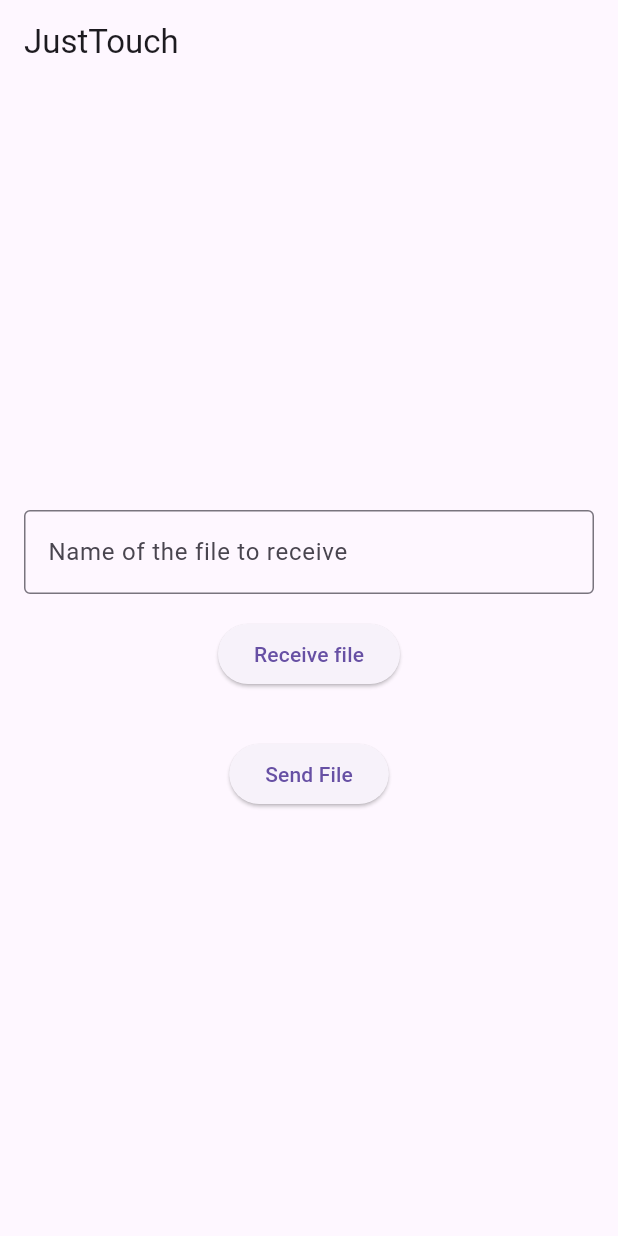
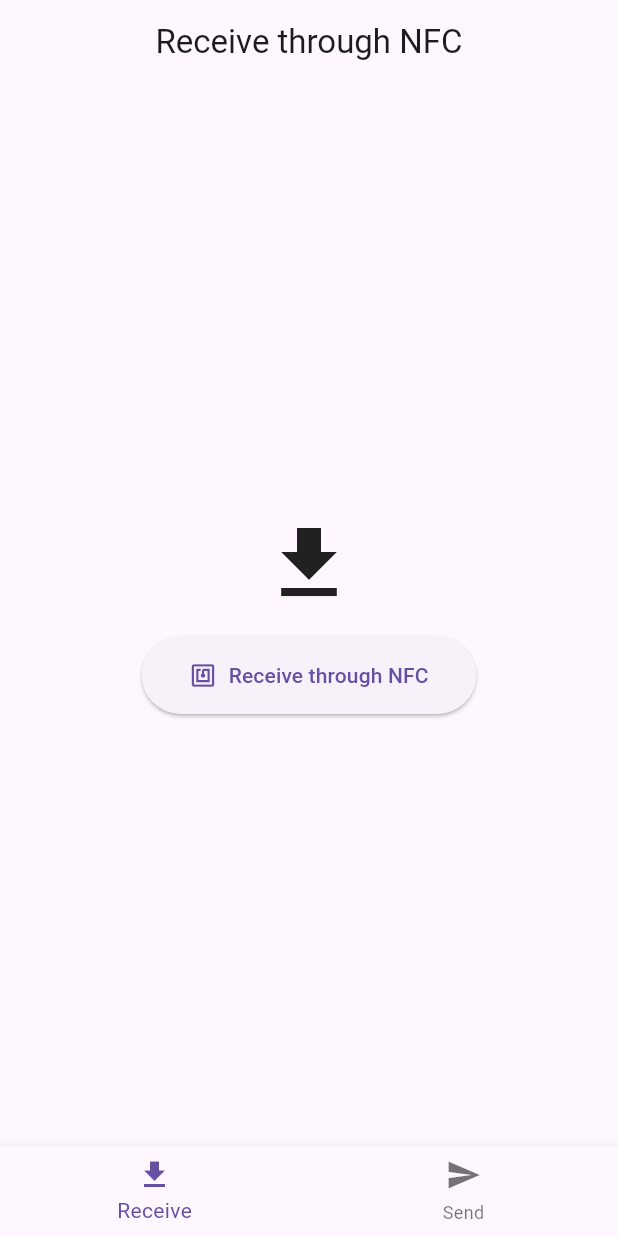
Before and after one commit to serplay/JustTouch, a Flutter app: the screen it shows after launch, on a phone screen of 412 x 824 dp. Run offline on Flutter 3.47's test engine with Material 3 defaults, Android fonts, the light colour scheme and no system bars; missing offline and left inert: flutter_nfc_kit, ndef.

Commit message:
Added new pages: ReceivePage i SendPage. Created NFC handling logic

```diff
--- a/lib/home_screen.dart
+++ /dev/null
@@ -1,70 +0,0 @@
-import 'package:flutter/material.dart';
-
-class HomeScreen extends StatefulWidget {
-  const HomeScreen({super.key});
-
-  @override
-  HomeScreenState createState() => HomeScreenState();
-}
-
-class HomeScreenState extends State<HomeScreen> {
-  String receivedFileName = '';
-  final TextEditingController _controller = TextEditingController();
-
-  @override
-  void dispose() {
-    _controller.dispose();
-    super.dispose();
-  }
-
-  void _receiveFile() {
-    setState(() {
-      receivedFileName = _controller.text;
-    });
-    // Tu można dodać logikę odbierania pliku
-    ScaffoldMessenger.of(context).showSnackBar(
-      SnackBar(content: Text('Received file: $receivedFileName')),
-    );
-  }
-
-  void _sendFile() {
-    // Tu można dodać logikę wysyłania pliku
-    ScaffoldMessenger.of(context).showSnackBar(
-      SnackBar(content: Text('File sent!')),
-    );
-  }
-
-  @override
-  Widget build(BuildContext context) {
-    return Scaffold(
-      appBar: AppBar(
-        title: Text('JustTouch'),
-      ),
-      body: Padding(
-        padding: const EdgeInsets.all(16.0),
-        child: Column(
-          mainAxisAlignment: MainAxisAlignment.center,
-          children: [
-            TextField(
-              controller: _controller,
-              decoration: InputDecoration(
-                labelText: 'Name of the file to receive',
-                border: OutlineInputBorder(),
-              ),
-            ),
-            SizedBox(height: 16),
-            ElevatedButton(
-              onPressed: _receiveFile,
-              child: Text('Receive file'),
-            ),
-            SizedBox(height: 32),
-            ElevatedButton(
-              onPressed: _sendFile,
-              child: Text('Send File'),
-            ),
-          ],
-        ),
-      ),
-    );
-  }
-}
--- a/lib/main.dart
+++ b/lib/main.dart
@@ -1,9 +1,72 @@
 import 'package:flutter/material.dart';
-import 'home_screen.dart';
+import 'receive_page.dart';
+import 'send_page.dart';
 
 void main() {
-  runApp(MaterialApp(
-    home: HomeScreen(),
-    debugShowCheckedModeBanner: false,
-  ));
+  runApp(const JustTouchApp());
 }
+
+class JustTouchApp extends StatelessWidget {
+  const JustTouchApp({super.key});
+
+  @override
+  Widget build(BuildContext context) {
+    return MaterialApp(
+      debugShowCheckedModeBanner: false,
+      home: const MainNavigation(),
+    );
+  }
+}
+
+class MainNavigation extends StatefulWidget {
+  const MainNavigation({super.key});
+
+  @override
+  State<MainNavigation> createState() => _MainNavigationState();
+}
+
+class _MainNavigationState extends State<MainNavigation> {
+  int _selectedIndex = 0;
+
+  static final List<Widget> _pages = <Widget>[
+    ReceivePage(),
+    SendPage(),
+  ];
+
+  void _onItemTapped(int index) {
+    setState(() {
+      _selectedIndex = index;
+    });
+  }
+
+  @override
+  Widget build(BuildContext context) {
+    return Scaffold(
+      body: _pages[_selectedIndex],
+      bottomNavigationBar: BottomNavigationBar(
+        items: const <BottomNavigationBarItem>[
+          BottomNavigationBarItem(
+            icon: Column(
+              children: [
+                Icon(Icons.download),
+                SizedBox(height: 2),
+              ],
+            ),
+            label: 'Receive',
+          ),
+          BottomNavigationBarItem(
+            icon: Column(
+              children: [
+                Icon(Icons.send),
+                SizedBox(height: 2),
+              ],
+            ),
+            label: 'Send',
+          ),
+        ],
+        currentIndex: _selectedIndex,
+        onTap: _onItemTapped,
+      ),
+    );
+  }
+}
--- /dev/null
+++ b/lib/receive_page.dart
@@ -0,0 +1,86 @@
+import 'package:flutter/material.dart';
+import 'package:flutter_nfc_kit/flutter_nfc_kit.dart';
+
+class ReceivePage extends StatefulWidget {
+  const ReceivePage({super.key});
+
+  @override
+  State<ReceivePage> createState() => _ReceivePageState();
+}
+
+class _ReceivePageState extends State<ReceivePage> {
+  bool _isListening = false;
+
+  Future<void> _listenNFC() async {
+    setState(() {
+      _isListening = true;
+    });
+    try {
+      NFCTag tag = await FlutterNfcKit.poll();
+      if (tag.ndefAvailable == true) {
+        final ndef = await FlutterNfcKit.readNDEFRecords();
+        if (ndef.isNotEmpty && ndef.first.payload != null) {
+          final payload = ndef.first.payload;
+          final message = String.fromCharCodes(payload?.toList() ?? []);
+          if (mounted) {
+            ScaffoldMessenger.of(context).showSnackBar(
+              SnackBar(content: Text('Received: $message')),
+            );
+          }
+        } else {
+          if (mounted) {
+            ScaffoldMessenger.of(context).showSnackBar(
+              const SnackBar(content: Text('No data on the tag.')),
+            );
+          }
+        }
+      } else {
+        if (mounted) {
+          ScaffoldMessenger.of(context).showSnackBar(
+            const SnackBar(content: Text('Tag does not support NDEF.')),
+          );
+        }
+      }
+    } catch (e) {
+      if (mounted) {
+        ScaffoldMessenger.of(context).showSnackBar(
+          SnackBar(content: Text('NFC error: $e')),
+        );
+      }
+    } finally {
+      await FlutterNfcKit.finish();
+      if (mounted) {
+        setState(() {
+          _isListening = false;
+        });
+      }
+    }
+  }
+
+  @override
+  Widget build(BuildContext context) {
+    return Scaffold(
+      appBar: AppBar(
+        title: const Text('Receive through NFC'),
+        centerTitle: true,
+      ),
+      body: Center(
+        child: Column(
+          mainAxisAlignment: MainAxisAlignment.center,
+          children: [
+            const Icon(Icons.download, size: 64),
+            const SizedBox(height: 16),
+            ElevatedButton.icon(
+              onPressed: _isListening ? null : _listenNFC,
+              icon: const Icon(Icons.nfc),
+              label: Text(_isListening ? 'Listening...' : 'Receive through NFC'),
+              style: ElevatedButton.styleFrom(
+                padding: const EdgeInsets.symmetric(horizontal: 32, vertical: 16),
+              ),
+            ),
+          ],
+        ),
+      ),
+    );
+  }
+}
--- a/pubspec.yaml
+++ b/pubspec.yaml
@@ -16,11 +16,12 @@ dependencies:
   http: ^1.4.0
   peerdart: ^0.5.6
   flutter_webrtc: ^0.11.7
+  ndef: ^0.3.4
 
 dev_dependencies:
   flutter_test:
     sdk: flutter
-  flutter_lints: ^5.0.0
+  flutter_lints: ^6.0.0
 
 flutter:
   uses-material-design: true
```
Also changed, not shown: lib/send_page.dart (added, +98 -0 lines), pubspec.lock.
